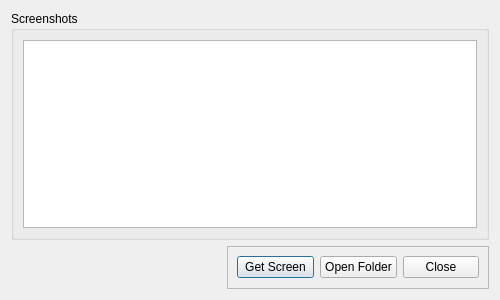
The window that AndroidMultiTool/dialogscreenshot.ui (lexpaval/LxMultiTool) describes before a commit, drawn with Qt 5.
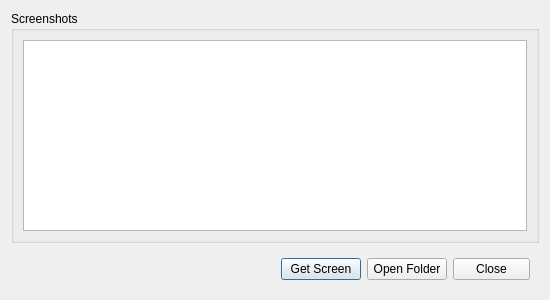
The same window after the commit. Icons and pictures are not drawn.

Patch:
```diff
--- a/AndroidMultiTool/dialogscreenshot.ui
+++ b/AndroidMultiTool/dialogscreenshot.ui
@@ -6,13 +6,13 @@
    <rect>
     <x>0</x>
     <y>0</y>
-    <width>500</width>
+    <width>550</width>
     <height>300</height>
    </rect>
   </property>
   <property name="minimumSize">
    <size>
-    <width>500</width>
+    <width>550</width>
     <height>300</height>
    </size>
   </property>
@@ -28,24 +28,12 @@
   <layout class="QGridLayout" name="gridLayout_2">
    <item row="1" column="1">
     <widget class="QFrame" name="frame">
-     <property name="minimumSize">
-      <size>
-       <width>262</width>
-       <height>43</height>
-      </size>
-     </property>
      <property name="maximumSize">
       <size>
-       <width>262</width>
-       <height>43</height>
+       <width>339</width>
+       <height>44</height>
       </size>
      </property>
-     <property name="frameShape">
-      <enum>QFrame::StyledPanel</enum>
-     </property>
-     <property name="frameShadow">
-      <enum>QFrame::Raised</enum>
-     </property>
      <layout class="QHBoxLayout" name="horizontalLayout">
       <item>
        <widget class="QPushButton" name="getScreenButton">
@@ -79,6 +67,21 @@
       </item>
       <item>
        <widget class="QDialogButtonBox" name="buttonBox">
+        <property name="sizePolicy">
+         <sizepolicy hsizetype="Minimum" vsizetype="Fixed">
+          <horstretch>0</horstretch>
+          <verstretch>0</verstretch>
+         </sizepolicy>
+        </property>
+        <property name="maximumSize">
+         <size>
+          <width>77</width>
+          <height>32</height>
+         </size>
+        </property>
+        <property name="focusPolicy">
+         <enum>Qt::TabFocus</enum>
+        </property>
         <property name="toolTip">
          <string>&lt;html&gt;&lt;head/&gt;&lt;body&gt;&lt;p&gt;Close this menu.&lt;/p&gt;&lt;/body&gt;&lt;/html&gt;</string>
         </property>
```
Left out of the diff: 38 changed lines with no effect on the pictures.
